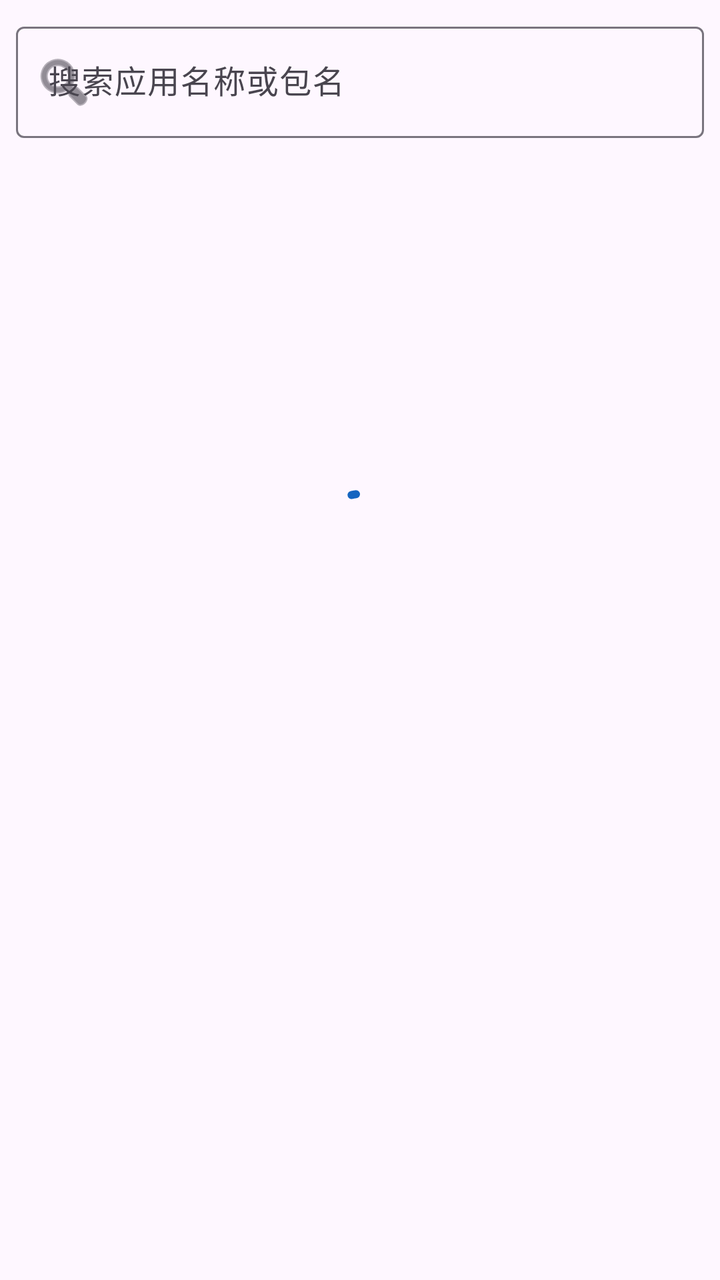
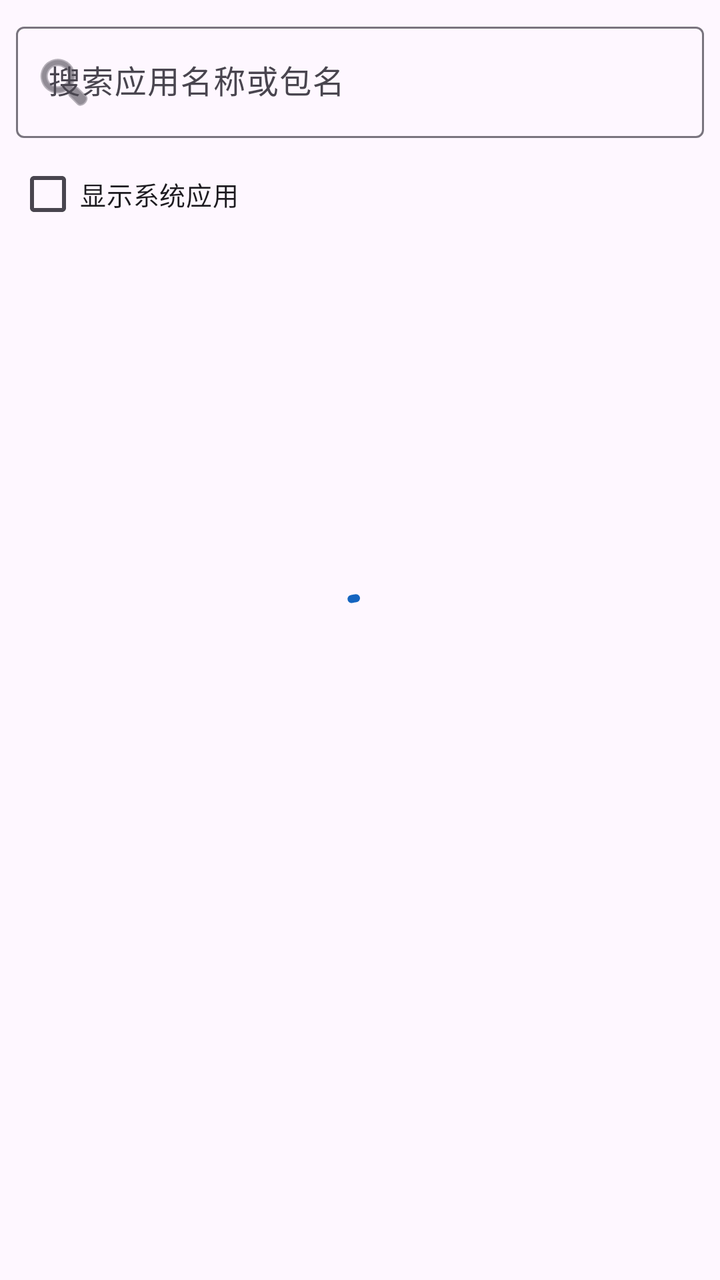

An Android layout rendered at two revisions. The XML below is the earlier revision; the diff shows what the commit changed to produce the second picture.
<!-- AndroidManifest.xml: application theme Theme.AppFileMonitor -->
<!-- res/layout/dialog_app_picker.xml -->
<?xml version="1.0" encoding="utf-8"?>
<LinearLayout xmlns:android="http://schemas.android.com/apk/res/android"
    xmlns:app="http://schemas.android.com/apk/res-auto"
    android:layout_width="match_parent"
    android:layout_height="wrap_content"
    android:orientation="vertical"
    android:padding="8dp">

    <com.google.android.material.textfield.TextInputLayout
        android:layout_width="match_parent"
        android:layout_height="wrap_content"
        app:boxBackgroundMode="outline"
        app:startIconDrawable="@android:drawable/ic_menu_search">

        <com.google.android.material.textfield.TextInputEditText
            android:id="@+id/inputSearch"
            android:layout_width="match_parent"
            android:layout_height="wrap_content"
            android:hint="搜索应用名称或包名"
            android:inputType="text"
            android:maxLines="1" />
    </com.google.android.material.textfield.TextInputLayout>

    <FrameLayout
        android:layout_width="match_parent"
        android:layout_height="380dp"
        android:layout_marginTop="6dp">

        <androidx.recyclerview.widget.RecyclerView
            android:id="@+id/recyclerApps"
            android:layout_width="match_parent"
            android:layout_height="match_parent" />

        <com.google.android.material.progressindicator.CircularProgressIndicator
            android:id="@+id/progress"
            android:layout_width="wrap_content"
            android:layout_height="wrap_content"
            android:layout_gravity="center"
            android:indeterminate="true" />
    </FrameLayout>

</LinearLayout>
<!-- resources referenced by this layout -->
<resources>
  <style name="Theme.AppFileMonitor" parent="Theme.Material3.DayNight.NoActionBar">
          <item name="colorPrimary">@color/brand</item>
          <item name="colorOnPrimary">@color/white</item>
          <item name="colorPrimaryContainer">#D6E4FF</item>
          <item name="colorOnPrimaryContainer">#001B3F</item>
          <item name="android:statusBarColor">@color/brand_dark</item>
          <item name="android:windowLightStatusBar">false</item>
      </style>
  <color name="brand">#1565C0</color>
  <color name="white">#FFFFFF</color>
  <color name="brand_dark">#0D47A1</color>
</resources>

<!-- the commit's change to res/layout/dialog_app_picker.xml (unified diff, before → after) -->
@@ -21,6 +21,15 @@
             android:maxLines="1" />
     </com.google.android.material.textfield.TextInputLayout>
 
+    <com.google.android.material.checkbox.MaterialCheckBox
+        android:id="@+id/checkSystem"
+        android:layout_width="wrap_content"
+        android:layout_height="wrap_content"
+        android:layout_marginTop="4dp"
+        android:checked="false"
+        android:text="显示系统应用"
+        android:textSize="13sp" />
+
     <FrameLayout
         android:layout_width="match_parent"
         android:layout_height="380dp"
